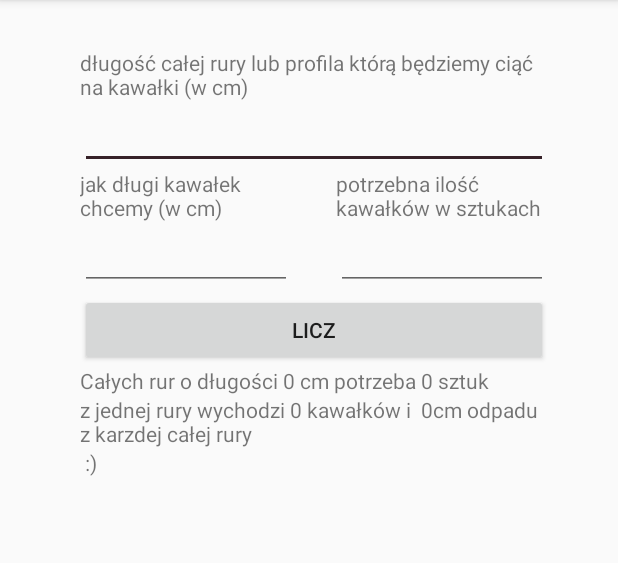
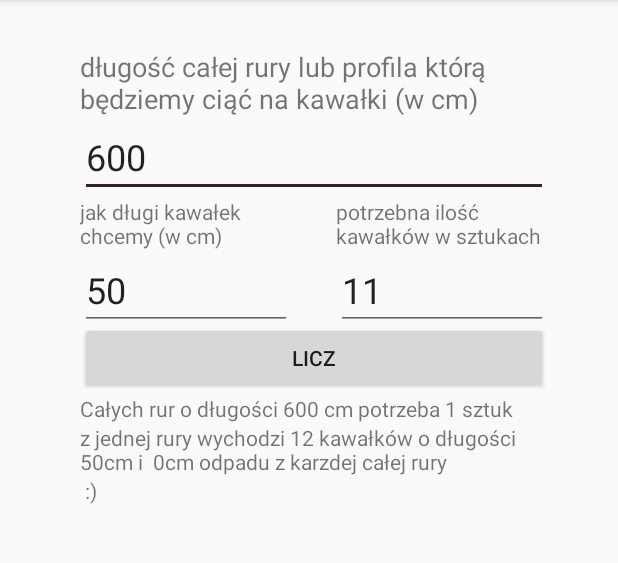
Before and after one commit to KrzysztofGiblewski/LiczRuryIProfile, an Android app: the screen it shows after launch (MainActivity), after a tap on "LICZ", on a phone screen of 412 x 824 dp, the part 84-647 px from its top. Run offline under Robolectric (Android 15) with nearby library versions, the phone set to English and light mode, and no system bars.

Commit message:
hardkod troche przerzucony do string.xml

```diff
--- a/app/src/main/java/com_krzysztofgiblewski/github/myapplication/MainActivity.java
+++ b/app/src/main/java/com_krzysztofgiblewski/github/myapplication/MainActivity.java
@@ -20,20 +20,34 @@ public class MainActivity extends AppCompatActivity {
         button.setOnClickListener(new View.OnClickListener() {
             @Override
             public void onClick(View v) {
+
+                int dlugoscOdcinka = 0;
+                int dlugoscRury = 0;
+                int potrzebnaIloscOdcinkow = 0;
                 EditText DlugoscOdcinka = (EditText) findViewById(R.id.editTextDlugoscRury);
+                if (DlugoscOdcinka.getText() == null)
+                    DlugoscOdcinka.setText("0");
+                dlugoscOdcinka = Integer.valueOf(DlugoscOdcinka.getText().toString().trim());
                 EditText DlugoscRury = (EditText) findViewById(R.id.editTextDlugoscCalejRury);
+                if (DlugoscRury.getText() == null)
+                    DlugoscRury.setText("0");
+                dlugoscRury = Integer.valueOf(DlugoscRury.getText().toString().trim());
                 EditText IloscPotrzebna = (EditText) findViewById(R.id.editTextIleSztukTrzeba);
+                if (IloscPotrzebna.getText() == null)
+                    IloscPotrzebna.setText("0");
+                potrzebnaIloscOdcinkow = Integer.valueOf(IloscPotrzebna.getText().toString().trim());
 
                 TextView textView4 = (TextView) findViewById(R.id.textView4);
                 TextView textView5 = (TextView) findViewById(R.id.textView5);
                 TextView textView6 = (TextView) findViewById(R.id.textView6);
 
-                int dlugoscOdcinka = Integer.valueOf(DlugoscOdcinka.getText().toString().trim());
-                int dlugoscRury = Integer.valueOf(DlugoscRury.getText().toString().trim());
-                int potrzebnaIloscOdcinkow = Integer.valueOf(IloscPotrzebna.getText().toString().trim());
+
+                if (dlugoscOdcinka > 0 && dlugoscRury > 0 && potrzebnaIloscOdcinkow > 0)
+                    if (dlugoscOdcinka < 99999 && dlugoscRury < 99999 && potrzebnaIloscOdcinkow < 9999) {
 
                         Rury rury = new Rury();
                         rury.liczRure(dlugoscRury, dlugoscOdcinka, potrzebnaIloscOdcinkow);
+
                         // ile potrzeba całych rur
                         int iloscCalychRur = rury.iloscCalychRur; //wynik liczenia całych rór
                         int iloscOdcinkowZCalejRury = rury.iloscOdcinkowZCalejRury;// ile wychodzi odcinków z całej rury
@@ -42,10 +56,11 @@ public class MainActivity extends AppCompatActivity {
 
                         if (dlugoscOdcinka <= dlugoscRury) { //zeby rura byla na pewno dluzsza od pozadanego odcinka
                             textView4.setText("Całych rur o długości " + dlugoscRury + " cm potrzeba " + iloscCalychRur + " sztuk");
-                    textView5.setText("z jednej rury wychodzi " + iloscOdcinkowZCalejRury + " kawałków i  "
-                            + dlugoscOdpaduZJednejRury + "cm odpadu z karzdej całej rury");
+                            textView5.setText("z jednej rury wychodzi " + iloscOdcinkowZCalejRury + " kawałków o długości "
+                                    + dlugoscOdcinka + "cm " + "i  " + dlugoscOdpaduZJednejRury + "cm odpadu z karzdej całej rury");
+
                             if (dlugoscOdpaduOstatniej < dlugoscRury) {
-                        textView6.setText("z ostatniej napoczętej rury zostaje " + dlugoscOdpaduOstatniej + " cm");
+                                textView6.setText("z ostatniej rury dostajemy " + rury.iloscKawalkowZOstatniej + " kawałków a z napoczętej rury zostaje " + dlugoscOdpaduOstatniej + " cm");
                             }
                             if ((potrzebnaIloscOdcinkow * dlugoscOdcinka) <= dlugoscRury) {
                                 textView6.setText(" :)");
@@ -55,8 +70,9 @@ public class MainActivity extends AppCompatActivity {
                             textView5.setText("bo taki kawałek sie nie zmiesci");
                             textView6.setText(":)");
                         }
+                    }
+            }
 
-            }
 
         });
     }
--- a/app/src/main/java/com_krzysztofgiblewski/github/myapplication/Rury.java
+++ b/app/src/main/java/com_krzysztofgiblewski/github/myapplication/Rury.java
@@ -5,6 +5,7 @@ public class Rury {
     int dlugoscOdpaduOstatniej = 0;
     int iloscOdcinkowZCalejRury = 0;
     int dlugoscOdpaduZJednejRury = 0;
+    int iloscKawalkowZOstatniej = 0;
 
     void liczRure(int całaRura, int potrzebnyKawalek, int iloscPotrzebnychKawalkow) {
 
@@ -16,8 +17,8 @@ public class Rury {
 
         if (iloscPotrzebnychKawalkow % iloscOdcinkowZCalejRury != 0) {
             iloscCalychRur++;
-            int temp3 = iloscPotrzebnychKawalkow % iloscOdcinkowZCalejRury;
-            int temp4 = temp3 * potrzebnyKawalek;
+            iloscKawalkowZOstatniej = iloscPotrzebnychKawalkow % iloscOdcinkowZCalejRury;
+            int temp4 = iloscKawalkowZOstatniej * potrzebnyKawalek;
 
             dlugoscOdpaduOstatniej = całaRura - temp4;
 
--- a/app/src/main/res/layout/activity_main.xml
+++ b/app/src/main/res/layout/activity_main.xml
@@ -22,14 +22,19 @@
             android:id="@+id/textView"
             android:layout_width="match_parent"
             android:layout_height="wrap_content"
-            android:text="długość całej rury lub profila którą będziemy ciąć na kawałki (w cm)" />
+            android:text="@string/calaRura"
+            android:textSize="18sp" />
 
         <EditText
             android:id="@+id/editTextDlugoscCalejRury"
             android:layout_width="match_parent"
             android:layout_height="wrap_content"
+            android:autoText="true"
+            android:autofillHints=""
             android:ems="10"
-            android:inputType="number" />
+            android:inputType="number"
+            android:text="600"
+            android:textSize="24sp" />
 
         <LinearLayout
             android:layout_width="match_parent"
@@ -45,14 +50,18 @@
                     android:id="@+id/textView2"
                     android:layout_width="match_parent"
                     android:layout_height="wrap_content"
-                    android:text="jak długi kawałek chcemy (w cm)" />
+                    android:text="@string/kawalek" />
 
                 <EditText
                     android:id="@+id/editTextDlugoscRury"
                     android:layout_width="match_parent"
                     android:layout_height="wrap_content"
+                    android:autoText="true"
                     android:ems="10"
-                    android:inputType="number" />
+                    android:inputType="number"
+                    android:text="50"
+                    android:textSize="24sp" />
+
             </LinearLayout>
 
             <View
@@ -71,14 +80,17 @@
                     android:id="@+id/textView3"
                     android:layout_width="match_parent"
                     android:layout_height="wrap_content"
-                    android:text="potrzebna ilość kawałków w sztukach" />
+                    android:text="@string/sztuki" />
 
                 <EditText
                     android:id="@+id/editTextIleSztukTrzeba"
                     android:layout_width="match_parent"
                     android:layout_height="wrap_content"
+                    android:autoText="true"
                     android:ems="10"
-                    android:inputType="number" />
+                    android:inputType="number"
+                    android:text="11"
+                    android:textSize="24sp" />
 
             </LinearLayout>
 
@@ -89,6 +101,15 @@
             android:layout_width="match_parent"
             android:layout_height="wrap_content"
             android:text="Licz" />
+
+        <android.support.constraint.Guideline
+            android:id="@+id/guideline2"
+            android:layout_width="wrap_content"
+            android:layout_height="wrap_content"
+            android:layout_marginBottom="679dp"
+            android:orientation="horizontal"
+            app:layout_constraintBottom_toBottomOf="parent"
+            app:layout_constraintGuide_begin="20dp" />
 
         <TextView
             android:id="@+id/textView4"
@@ -109,4 +130,5 @@
             android:text="długość odpadu z ostatniej rury tej napoczętej (jeśli nie cała zurzyta)" />
 
     </LinearLayout>
+
 </android.support.constraint.ConstraintLayout>
--- a/app/src/main/res/values/strings.xml
+++ b/app/src/main/res/values/strings.xml
@@ -1,3 +1,6 @@
 <resources>
     <string name="app_name">Licz rury i profile według Krzysztofa</string>
+    <string name="calaRura">długość całej rury lub profila którą będziemy ciąć na kawałki (w cm)</string>
+    <string name="kawalek">jak długi kawałek chcemy (w cm)</string>
+    <string name="sztuki">potrzebna ilość kawałków w sztukach</string>
 </resources>
```
Lines whose indentation alone changed are shown as unchanged.
